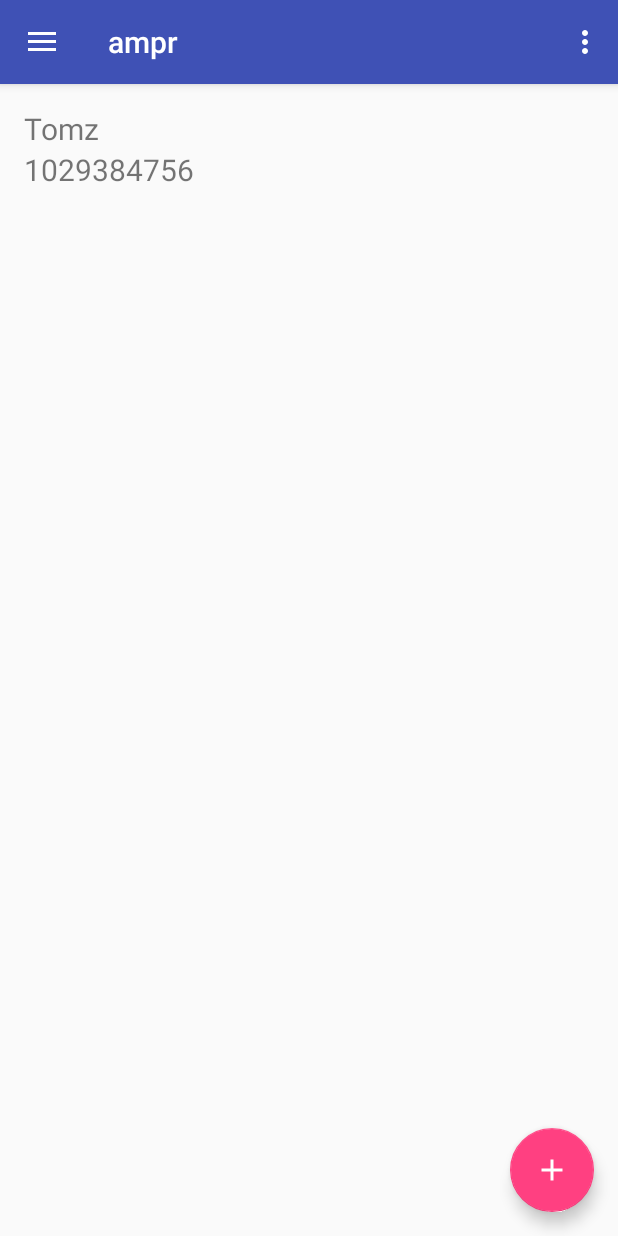
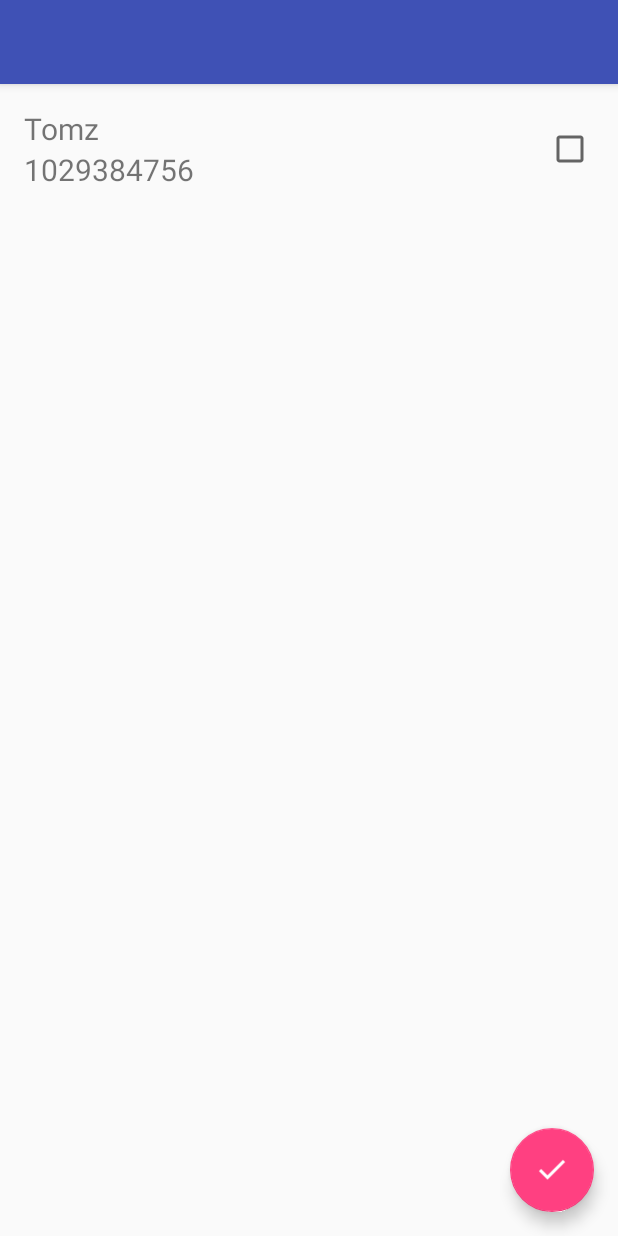
Before and after one commit to benfallon/ampr, an Android app: the MainActivity screen opened directly, with no data from a screen before it, after a tap on an icon or button, on a phone screen of 412 x 824 dp. Run offline under Robolectric (Android 15) with nearby library versions, the phone set to English and light mode, and no system bars; libraries missing offline, so code that uses them is left out: com.digits.sdk, com.parse, com.twitter.sdk, io.fabric.sdk; 9 statements that could not run were skipped.

Commit message:
Implement checkboxes and passing selected contacts to MainActivity

```diff
--- a/app/src/main/java/com/benjaminafallon/androidapps/ampr/MainActivity.java
+++ b/app/src/main/java/com/benjaminafallon/androidapps/ampr/MainActivity.java
@@ -42,7 +42,9 @@ import java.util.List;
 public class MainActivity extends AppCompatActivity
         implements NavigationView.OnNavigationItemSelectedListener {
 
-    public final int PICK_CONTACT = 2015;
+    //public final int PICK_CONTACT = 2015;
+    public final int PICK_PARSE_CONTACT = 2015;
+
     private ArrayList<PhoneContact> activeContacts = new ArrayList<PhoneContact>();
 
     @Override
@@ -82,10 +84,13 @@ public class MainActivity extends AppCompatActivity
             @Override
             public void onClick(View view) {
 
-                Fragment parseUserContactsFrag = new ParseUserContactsFragment();
-                Fragment aboutFrag = new AboutFragment();
-                android.support.v4.app.FragmentManager fragmentManger = getSupportFragmentManager();
-                fragmentManger.beginTransaction().replace(R.id.gager, parseUserContactsFrag).commit();
+//                Fragment parseUserContactsFrag = new ParseUserContactsFragment();
+//                Fragment aboutFrag = new AboutFragment();
+//                android.support.v4.app.FragmentManager fragmentManger = getSupportFragmentManager();
+//                fragmentManger.beginTransaction().replace(R.id.gager, parseUserContactsFrag).commit();
+
+                Intent i = new Intent(MainActivity.this, SelectContactsActivity.class);
+                startActivityForResult(i, PICK_PARSE_CONTACT);
 
                 //Intent i = new Intent(Intent.ACTION_PICK, ContactsContract.CommonDataKinds.Phone.CONTENT_URI);
                 //startActivityForResult(i, PICK_CONTACT);
@@ -105,16 +110,18 @@ public class MainActivity extends AppCompatActivity
 
     @Override
     protected void onActivityResult(int requestCode, int resultCode, Intent data) {
-        if (requestCode == PICK_CONTACT && resultCode == RESULT_OK) {
-            Uri contactUri = data.getData();
-            Cursor cursor = getContentResolver().query(contactUri, null, null, null, null);
-            cursor.moveToFirst();
-            String phone_number = cursor.getString(cursor.getColumnIndex(ContactsContract.CommonDataKinds.Phone.NUMBER));
-            String name = cursor.getString(cursor.getColumnIndex(ContactsContract.CommonDataKinds.Phone.DISPLAY_NAME));
-
-            activeContacts.add(new PhoneContact(name, phone_number));
-            Snackbar.make(findViewById(R.id.coordinatorLayout), "" + name + ", " + phone_number, Snackbar.LENGTH_LONG)
-                    .setAction("Action", null).show();
+        if (requestCode == PICK_PARSE_CONTACT && resultCode == RESULT_OK) {
+//            Uri contactUri = data.getData();
+            activeContacts = (ArrayList<PhoneContact>) data.getSerializableExtra("selections");
+            Toast.makeText(this, activeContacts.size() + "", Toast.LENGTH_LONG).show();
+//            Cursor cursor = getContentResolver().query(contactUri, null, null, null, null);
+//            cursor.moveToFirst();
+//            String phone_number = cursor.getString(cursor.getColumnIndex(ContactsContract.CommonDataKinds.Phone.NUMBER));
+//            String name = cursor.getString(cursor.getColumnIndex(ContactsContract.CommonDataKinds.Phone.DISPLAY_NAME));
+//
+//            activeContacts.add(new PhoneContact(name, phone_number));
+//            Snackbar.make(findViewById(R.id.coordinatorLayout), "success", Snackbar.LENGTH_LONG)
+//                    .setAction("Action", null).show();
         }
     }
 
--- a/app/src/main/java/com/benjaminafallon/androidapps/ampr/ParseUserContactsAdapter.java
+++ b/app/src/main/java/com/benjaminafallon/androidapps/ampr/ParseUserContactsAdapter.java
@@ -1,20 +1,29 @@
 package com.benjaminafallon.androidapps.ampr;
 
 import android.content.Context;
+import android.util.Log;
 import android.view.LayoutInflater;
 import android.view.View;
 import android.view.ViewGroup;
 import android.widget.ArrayAdapter;
+import android.widget.CheckBox;
 import android.widget.TextView;
 
 import java.util.ArrayList;
 
 public class ParseUserContactsAdapter extends ArrayAdapter<PhoneContact> {
 
+    private ArrayList<Boolean> itemChecked = new ArrayList<Boolean>();
+    public static ArrayList<PhoneContact> selectedContacts = new ArrayList<PhoneContact>();
 
     public ParseUserContactsAdapter(Context context, ArrayList<PhoneContact> contactsArrayList) {
         //super(context, android.R.layout.simple_list_item_1, nutrientsArrayList);
         super(context, 0, contactsArrayList);
+
+        // initialize all items value with false
+        for (int i = 0; i < this.getCount(); i++) {
+            itemChecked.add(i, false);
+        }
 
     }
 
@@ -29,6 +38,34 @@ public class ParseUserContactsAdapter extends ArrayAdapter<PhoneContact> {
             convertView = LayoutInflater.from(getContext()).inflate(R.layout.parse_user_contacts_row, parent, false);
         }
 
+        final CheckBox cBox = (CheckBox) convertView.findViewById(R.id.checkBox); // your
+        // CheckBox
+        cBox.setOnClickListener(new View.OnClickListener() {
+
+            public void onClick(View v) {
+
+                CheckBox cb = (CheckBox) v.findViewById(R.id.checkBox);
+
+                //check and add contact to selectedContacts
+                if (cb.isChecked()) {
+                    itemChecked.set(position, true);
+                    selectedContacts.add(contact);
+                    Log.i("ADDING", "" + contact.getContactName());
+
+
+                    //uncheck and remove contact from selectedContacts
+                } else if (!cb.isChecked()) {
+                    itemChecked.set(position, false);
+                    // do some operations here
+                    selectedContacts.remove(contact);
+                    Log.i("REMOVING", "" + contact.getContactNumber());
+
+                }
+            }
+        });
+
+        cBox.setChecked(itemChecked.get(position));
+
         // Lookup view for data population
         TextView contactName = (TextView) convertView.findViewById(R.id.parseUserContactsNameTextView);
         TextView contactNumber = (TextView) convertView.findViewById(R.id.parseUserContactsNumberTextView);
@@ -41,4 +78,8 @@ public class ParseUserContactsAdapter extends ArrayAdapter<PhoneContact> {
         return convertView;
     }
 
+    public static ArrayList<PhoneContact> getCheckedItems() {
+        return selectedContacts;
+    }
+
 }
--- a/app/src/main/java/com/benjaminafallon/androidapps/ampr/ParseUserContactsFragment.java
+++ b/app/src/main/java/com/benjaminafallon/androidapps/ampr/ParseUserContactsFragment.java
@@ -40,7 +40,7 @@ public class ParseUserContactsFragment extends Fragment {
     public View onCreateView(LayoutInflater inflater, ViewGroup container,
                              Bundle savedInstanceState) {
 
-        rootView = inflater.inflate(R.layout.content_main, container, false);
+        rootView = inflater.inflate(R.layout.content_main2, container, false);
 
         new LoadParseUserContactsTask().execute();
 
@@ -70,7 +70,7 @@ public class ParseUserContactsFragment extends Fragment {
 //                dialog.dismiss();
 //            }
 
-            ListView parseUserContactsListView = (ListView) rootView.findViewById( R.id.parse_user_contacts_listview );
+            ListView parseUserContactsListView = (ListView) rootView.findViewById( R.id.parse_user_contacts_listview2 );
 
             //the following includes built-in layout XML files
             adapter = new ParseUserContactsAdapter(getActivity(), parseUserContactsList);
--- /dev/null
+++ b/app/src/main/java/com/benjaminafallon/androidapps/ampr/SelectContactsActivity.java
@@ -0,0 +1,221 @@
+package com.benjaminafallon.androidapps.ampr;
+
+import android.app.ProgressDialog;
+import android.content.Intent;
+import android.database.Cursor;
+import android.net.Uri;
+import android.os.AsyncTask;
+import android.os.Bundle;
+import android.provider.ContactsContract;
+import android.support.design.widget.FloatingActionButton;
+import android.support.design.widget.Snackbar;
+import android.support.v4.app.Fragment;
+import android.support.v7.app.AppCompatActivity;
+import android.util.Log;
+import android.view.View;
+import android.widget.ListView;
+
+import com.parse.FindCallback;
+import com.parse.ParseException;
+import com.parse.ParseObject;
+import com.parse.ParseQuery;
+import com.parse.ParseUser;
+
+import java.util.ArrayList;
+import java.util.HashMap;
+import java.util.List;
+import java.util.Map;
+
+/**
+ * Created by BenFallon on 1/17/16.
+ */
+public class SelectContactsActivity extends AppCompatActivity {
+
+    ParseUserContactsAdapter adapter;
+    ParseUser user;
+    String[] contactedUserNumbers;
+    HashMap<String, String> contactsMap = new HashMap<>();
+
+    @Override
+    protected void onCreate(Bundle savedInstanceState) {
+        super.onCreate(savedInstanceState);
+        setContentView(R.layout.activity_main2);
+
+
+//        Fragment parseUserContactsFrag = new ParseUserContactsFragment();
+//        android.support.v4.app.FragmentManager fragmentManger = getSupportFragmentManager();
+//        fragmentManger.beginTransaction().replace(R.id.gager2, parseUserContactsFrag).commit();
+
+        FloatingActionButton fab = (FloatingActionButton) findViewById(R.id.fab2);
+        fab.setOnClickListener(new View.OnClickListener() {
+
+            @Override
+            public void onClick(View view) {
+                Intent returnIntent = new Intent();
+                //Stores phone numbers of selected contacts, to be returned to PlusPage.java
+                //ArrayList<String> contactSelections = adapter.getCheckedItems();
+                ArrayList<PhoneContact> contactSelections = adapter.getCheckedItems();
+
+
+                //returnIntent.putStringArrayListExtra("selections", contactSelections );
+                returnIntent.putExtra("selections", contactSelections);
+                //returnIntent.putExtra("result",theitems);
+                setResult(RESULT_OK,returnIntent);
+                finish();
+                //SENDS RETURN INTENT TO PageSlidingTabStripFragment's onActivityResult method
+
+//                result = ParseUserContactsAdapter.getCheckedItems();
+//                Intent returnIntent = new Intent();
+//                returnIntent.putExtra("result", result);
+//                setResult(RESULT_OK, returnIntent);
+//                finish();
+            }
+        });
+
+        new LoadParseUserContactsTask().execute();
+
+
+//        Intent returnIntent = new Intent();
+//        returnIntent.putExtra("result",result);
+//        setResult(RESULT_OK, returnIntent);
+//        finish();
+    }
+
+    private class LoadParseUserContactsTask extends AsyncTask<Void, Void, Void> {
+        private ProgressDialog dialog;
+        ArrayList<PhoneContact> parseUserContactsList = new ArrayList<PhoneContact>();
+        List<String> contactNumbersList = new ArrayList<String>();
+
+
+
+        public LoadParseUserContactsTask() {
+//            dialog = new ProgressDialog(SelectContactsActivity.this);
+        }
+
+        @Override
+        protected void onPreExecute() {
+//            dialog.setMessage("Loading Contacts...");
+//            dialog.show();
+        }
+
+        @Override
+        protected void onPostExecute(Void result) {
+//            if (dialog.isShowing()) {
+//                dialog.dismiss();
+//            }
+
+            ListView parseUserContactsListView = (ListView) findViewById( R.id.parse_user_contacts_listview2 );
+
+            //the following includes built-in layout XML files
+            adapter = new ParseUserContactsAdapter(SelectContactsActivity.this, parseUserContactsList);
+            parseUserContactsListView.setAdapter(adapter);
+
+        }
+
+        @Override
+        protected Void doInBackground(Void... params) {
+
+            retrieveContactList();
+
+            return null;
+
+//            user = ParseUser.getCurrentUser();
+//
+//            //get user's phone contacts that are stored in Parse
+//            List<HashMap> contactsArray = user.getList("userContacts");
+//
+//            //get arrayList of user contact phone numbers
+//            for (int t = 0; t < contactsArray.size(); t++) {
+//                String cNumber = (String) contactsArray.get(t).get("contactNumber");
+//                contactNumbersList.add(cNumber);
+//            }
+//
+//            // Construct a ParseUser query that will find friends whose
+//            // phone number is in the List contactNumbersList
+//            ParseQuery<ParseObject> friendQuery = ParseQuery.getQuery("_User");
+//            friendQuery.whereContainedIn("phone", contactNumbersList);
+//
+//            // findObjects will return a list of ParseUsers that are friends with
+//            // the current user
+//            List<ParseObject> friendUsers = null;
+//            try {
+//                friendUsers = friendQuery.find();
+//            } catch (ParseException e) {
+//                e.printStackTrace();
+//            }
+//
+//            for (ParseObject friend : friendUsers) {
+//                String currName = friend.getString("name");
+//                String currNumber = friend.getString("phone");
+//                parseUserContactsList.add(new PhoneContact(currName, currNumber));
+//            }
+//
+//            return null;
+        }
+
+        public void retrieveContactList() {
+
+            parseUserContactsList.add(new PhoneContact("Tomz", "1029384756"));
+
+            ParseQuery<ParseObject> query = ParseQuery.getQuery("TestObject");
+            query.whereEqualTo("foo", "bar");
+            query.findInBackground(new FindCallback<ParseObject>() {
+                public void done(List<ParseObject> scoreList, ParseException e) {
+                    if (e == null) {
+                        Log.d("TestObjects", "Retrieved " + scoreList.size() + " found");
+                    } else {
+                        Log.d("TestObjects", "Error: " + e.getMessage());
+                    }
+                }
+            });
+
+            Cursor phones = null;
+
+            try {
+                phones = getContentResolver().query(ContactsContract.CommonDataKinds.Phone.CONTENT_URI, null, null, null, null);
+                while (phones.moveToNext())
+                {
+                    String _number = phones.getString(phones.getColumnIndex(ContactsContract.CommonDataKinds.Phone.NUMBER)).replaceAll("\\s+", "");
+                    String _name = phones.getString(phones.getColumnIndex(ContactsContract.CommonDataKinds.Phone.DISPLAY_NAME));
+
+                    //parseUserContactsList.add(new PhoneContact(_name, _number));
+                    //contactsMap.put(_number, _name);
+                    contactsMap.put(_number, _name);
+
+                }
+                phones.close();
+
+            } catch ( Exception e ) {}
+
+            finally {
+                if(phones != null){
+                    phones.close();
+                }
+            }
+
+            try {
+                retrieveContactedUsers(contactsMap);
+            } catch (ParseException e) {
+                e.printStackTrace();
+            }
+        }
+
+        public void retrieveContactedUsers(Map<String, String> numbers) throws ParseException {
+            ParseQuery<ParseUser> query = ParseUser.getQuery();
+            //query.whereContainedIn("username", numbers.keySet());
+            query.whereContainedIn("phone", numbers.keySet());
+
+            List<ParseUser> users= query.find();
+            contactedUserNumbers = new String[users.size()];
+            Log.i("size: " + users.size(), " ");
+            for (int i = 0; i < users.size(); i++) {
+                String value = users.get(i).getUsername();
+                String phone_number = (String) users.get(i).get("phone");
+                Log.i("name: " + value, "phone: " + phone_number);
+                contactedUserNumbers[i] = value;
+                //contactedUserNumbers[i] = phone_number;
+                parseUserContactsList.add(new PhoneContact(value, phone_number));
+            }
+        }
+        }
+    }
--- /dev/null
+++ b/app/src/main/res/layout/activity_main2.xml
@@ -0,0 +1,26 @@
+<?xml version="1.0" encoding="utf-8"?>
+<android.support.v4.widget.DrawerLayout xmlns:android="http://schemas.android.com/apk/res/android"
+    xmlns:app="http://schemas.android.com/apk/res-auto"
+    xmlns:tools="http://schemas.android.com/tools"
+    android:id="@+id/drawer_layout2"
+    android:layout_width="match_parent"
+    android:layout_height="match_parent"
+    android:fitsSystemWindows="true"
+    tools:openDrawer="start">
+
+    <include
+        layout="@layout/app_bar_main2"
+        android:id="@+id/gager2"
+        android:layout_width="match_parent"
+        android:layout_height="match_parent" />
+
+    <android.support.design.widget.NavigationView
+        android:id="@+id/nav_view2"
+        android:layout_width="wrap_content"
+        android:layout_height="match_parent"
+        android:layout_gravity="start"
+        android:fitsSystemWindows="true"
+        app:headerLayout="@layout/nav_header_main"
+        app:menu="@menu/activity_main_drawer" />
+
+</android.support.v4.widget.DrawerLayout>
--- /dev/null
+++ b/app/src/main/res/layout/app_bar_main2.xml
@@ -0,0 +1,35 @@
+<?xml version="1.0" encoding="utf-8"?>
+<android.support.design.widget.CoordinatorLayout xmlns:android="http://schemas.android.com/apk/res/android"
+    xmlns:app="http://schemas.android.com/apk/res-auto"
+    xmlns:tools="http://schemas.android.com/tools"
+    android:id="@+id/coordinatorLayout2"
+    android:layout_width="match_parent"
+    android:layout_height="match_parent"
+    android:fitsSystemWindows="true"
+    tools:context="com.benjaminafallon.androidapps.ampr.MainActivity">
+
+    <android.support.design.widget.AppBarLayout
+        android:layout_width="match_parent"
+        android:layout_height="wrap_content"
+        android:theme="@style/AppTheme.AppBarOverlay">
+
+        <android.support.v7.widget.Toolbar
+            android:id="@+id/toolbar2"
+            android:layout_width="match_parent"
+            android:layout_height="?attr/actionBarSize"
+            android:background="?attr/colorPrimary"
+            app:popupTheme="@style/AppTheme.PopupOverlay" />
+
+    </android.support.design.widget.AppBarLayout>
+
+    <include layout="@layout/content_main2" />
+
+    <android.support.design.widget.FloatingActionButton
+        android:id="@+id/fab2"
+        android:layout_width="wrap_content"
+        android:layout_height="wrap_content"
+        android:layout_gravity="bottom|end"
+        android:layout_margin="@dimen/fab_margin"
+        android:src="@drawable/check_white"/>
+
+</android.support.design.widget.CoordinatorLayout>
--- /dev/null
+++ b/app/src/main/res/layout/content_main2.xml
@@ -0,0 +1,25 @@
+<?xml version="1.0" encoding="utf-8"?>
+<RelativeLayout xmlns:android="http://schemas.android.com/apk/res/android"
+    xmlns:app="http://schemas.android.com/apk/res-auto"
+    xmlns:tools="http://schemas.android.com/tools"
+    android:id="@+id/rel_layout2"
+    android:layout_width="match_parent"
+    android:layout_height="match_parent"
+    android:paddingBottom="@dimen/activity_vertical_margin"
+    android:paddingLeft="@dimen/activity_horizontal_margin"
+    android:paddingRight="@dimen/activity_horizontal_margin"
+    android:paddingTop="@dimen/activity_vertical_margin"
+    app:layout_behavior="@string/appbar_scrolling_view_behavior"
+    tools:context="com.benjaminafallon.androidapps.ampr.MainActivity"
+    tools:showIn="@layout/app_bar_main">
+
+    <ListView
+        android:id="@+id/parse_user_contacts_listview2"
+        android:layout_width="wrap_content"
+        android:layout_height="wrap_content"
+        android:layout_gravity="start"
+        android:choiceMode="singleChoice"
+        android:dividerHeight="0dp" />
+
+
+</RelativeLayout>
--- a/app/src/main/res/layout/parse_user_contacts_row.xml
+++ b/app/src/main/res/layout/parse_user_contacts_row.xml
@@ -22,4 +22,12 @@
         android:layout_alignLeft="@+id/parseUserContactsNameTextView"
         android:layout_alignStart="@+id/parseUserContactsNameTextView" />
 
+    <CheckBox
+        android:layout_width="wrap_content"
+        android:layout_height="wrap_content"
+        android:id="@+id/checkBox"
+        android:layout_centerVertical="true"
+        android:layout_alignParentRight="true"
+        android:layout_alignParentEnd="true" />
+
 </RelativeLayout>
```
Also changed, not shown: app/src/main/AndroidManifest.xml (+8 -0 lines), app/src/main/res/drawable/check_white.png (added).
